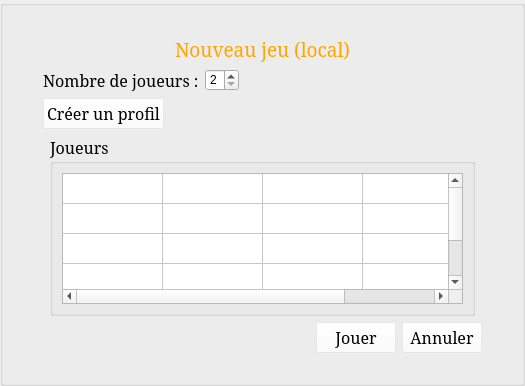
The window that StreetCar/StreetCar/NewLocalGame.ui (paboccard/Projet_Prog_Jeu) describes before a commit, drawn with Qt 5.
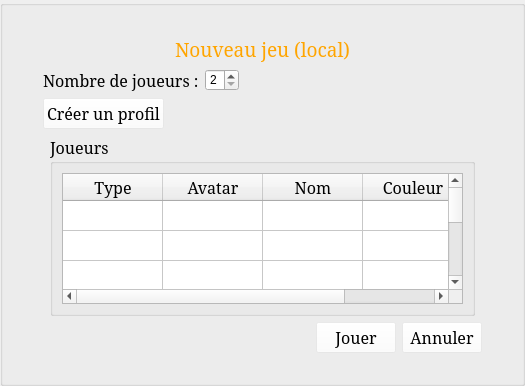
The same window after the commit. Icons and pictures are not drawn.

The edit to the form file:
```diff
--- a/StreetCar/StreetCar/NewLocalGame.ui
+++ b/StreetCar/StreetCar/NewLocalGame.ui
@@ -242,7 +242,7 @@
               <number>4</number>
              </property>
              <attribute name="horizontalHeaderVisible">
-              <bool>false</bool>
+              <bool>true</bool>
              </attribute>
              <attribute name="horizontalHeaderHighlightSections">
               <bool>true</bool>
@@ -313,7 +313,7 @@
                <string/>
               </property>
               <property name="flags">
-               <set>NoItemFlags</set>
+               <set>ItemIsSelectable|ItemIsEnabled</set>
               </property>
              </item>
              <item row="0" column="2">
@@ -332,26 +332,6 @@
                <set>ItemIsSelectable|ItemIsEditable|ItemIsEnabled</set>
               </property>
              </item>
-             <item row="1" column="1">
-              <property name="flags">
-               <set>NoItemFlags</set>
-              </property>
-             </item>
-             <item row="2" column="1">
-              <property name="flags">
-               <set>NoItemFlags</set>
-              </property>
-             </item>
-             <item row="3" column="1">
-              <property name="flags">
-               <set>NoItemFlags</set>
-              </property>
-             </item>
-             <item row="4" column="1">
-              <property name="flags">
-               <set>NoItemFlags</set>
-              </property>
-             </item>
             </widget>
            </item>
           </layout>
```
